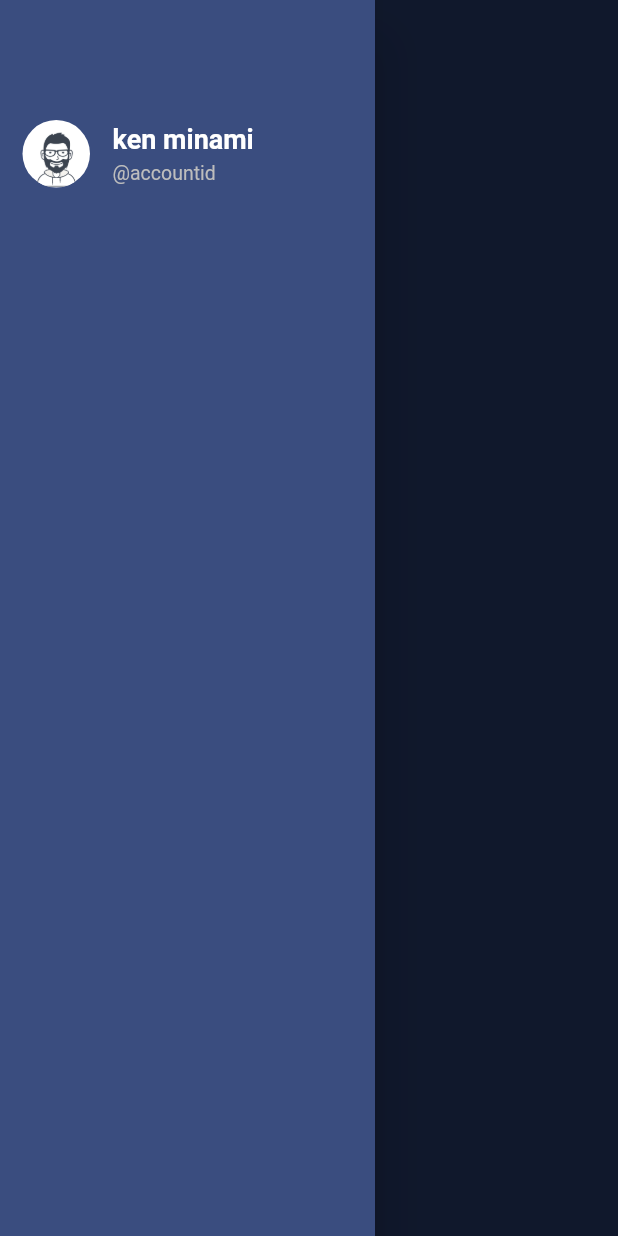
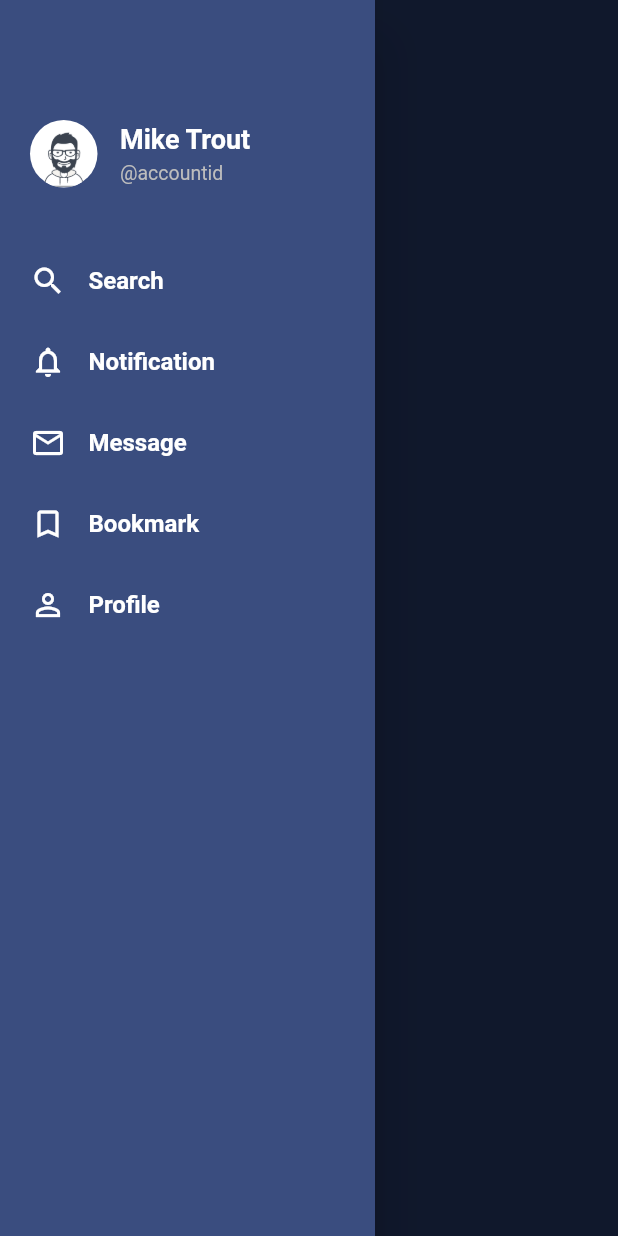
Before and after one commit to knsrmnm/flutter_ui_jumble, a Flutter app: the DrawerScreen screen opened directly, with the side drawer open, on a phone screen of 412 x 824 dp. Run offline on Flutter 3.47's test engine with Material 2 defaults, Android fonts, the phone set to English and light mode, and no system bars; our stand-ins replace animated_text_kit, flutter_rating_bar, pin_code_fields.

Commit message:
update drawer screen.

```diff
--- a/lib/main.dart
+++ b/lib/main.dart
@@ -1,6 +1,5 @@
 import 'package:flutter/material.dart';
 import 'package:flutter_ui_jumble/screens/drawer_screen.dart';
-import 'package:flutter_ui_jumble/screens/liquid_text_screen.dart';
 
 void main() {
   runApp(MyApp());
@@ -15,7 +14,7 @@ class MyApp extends StatelessWidget {
       theme: ThemeData(
         primarySwatch: Colors.blue,
       ),
-      home: LiquidTextScreen()
+      home: DrawerScreen()
     );
   }
 }
--- a/lib/screens/drawer_screen.dart
+++ b/lib/screens/drawer_screen.dart
@@ -26,12 +26,12 @@ class _DrawerScreenState extends State<DrawerScreen> {
         child: SizedBox(
           width: 250,
           child: Drawer(
+            child: Padding(
+              padding: EdgeInsets.symmetric(vertical: 80.0, horizontal: 20.0),
               child: Column(
                 crossAxisAlignment: CrossAxisAlignment.start,
                 children: [
-                Padding(
-                  padding: EdgeInsets.only(top: 80.0, left: 15.0),
-                  child: Row(
+                  Row(
                     children: [
                       Container(
                         width: 45.0,
@@ -46,16 +46,55 @@ class _DrawerScreenState extends State<DrawerScreen> {
                       Column(
                         crossAxisAlignment: CrossAxisAlignment.start,
                         children: [
-                          Text('ken minami', style: TextStyle(fontSize: 18.0, fontWeight: FontWeight.w600, color: Colors.white)),
+                          Text('Mike Trout', style: TextStyle(fontSize: 18.0, fontWeight: FontWeight.w600, color: Colors.white)),
                           const SizedBox(height: 5.0),
                           Text('@accountid', style: TextStyle(fontSize: 13.0, fontWeight: FontWeight.w400, color: Colors.grey[400])),
                         ],
-                      )
+                      ),
                     ],
                   ),
+                  const SizedBox(height: 50.0),
+                  Row(
+                    children: [
+                      Icon(Icons.search, color: Colors.white),
+                      const SizedBox(width: 15.0),
+                      Text('Search', style: TextStyle(fontSize: 16.0, fontWeight: FontWeight.w600, color: Colors.white))
+                    ],
                   ),
                   const SizedBox(height: 30.0),
+                  Row(
+                    children: [
+                      Icon(Icons.notifications_none, color: Colors.white),
+                      const SizedBox(width: 15.0),
+                      Text('Notification', style: TextStyle(fontSize: 16.0, fontWeight: FontWeight.w600, color: Colors.white))
                     ],
+                  ),
+                  const SizedBox(height: 30.0),
+                  Row(
+                    children: [
+                      Icon(Icons.mail_outline, color: Colors.white),
+                      const SizedBox(width: 15.0),
+                      Text('Message', style: TextStyle(fontSize: 16.0, fontWeight: FontWeight.w600, color: Colors.white))
+                    ],
+                  ),
+                  const SizedBox(height: 30.0),
+                  Row(
+                    children: [
+                      Icon(Icons.bookmark_border, color: Colors.white),
+                      const SizedBox(width: 15.0),
+                      Text('Bookmark', style: TextStyle(fontSize: 16.0, fontWeight: FontWeight.w600, color: Colors.white))
+                    ],
+                  ),
+                  const SizedBox(height: 30.0),
+                  Row(
+                    children: [
+                      Icon(Icons.person_outline, color: Colors.white),
+                      const SizedBox(width: 15.0),
+                      Text('Profile', style: TextStyle(fontSize: 16.0, fontWeight: FontWeight.w600, color: Colors.white))
+                    ],
+                  ),
+                ],
+              ),
             ),
           ),
         ),
```
Lines whose indentation alone changed are shown as unchanged.
